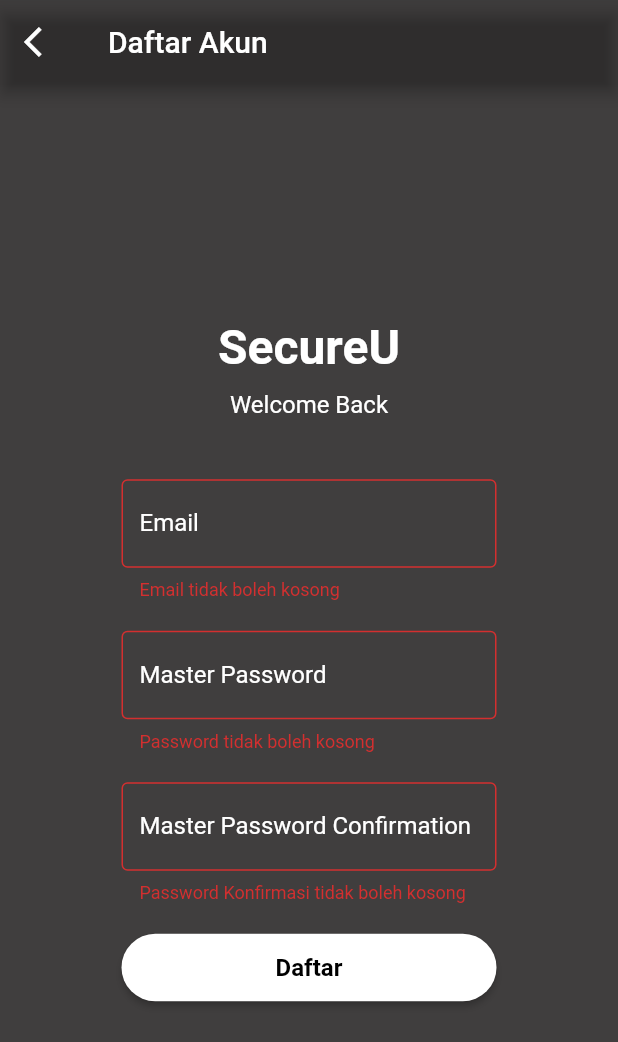
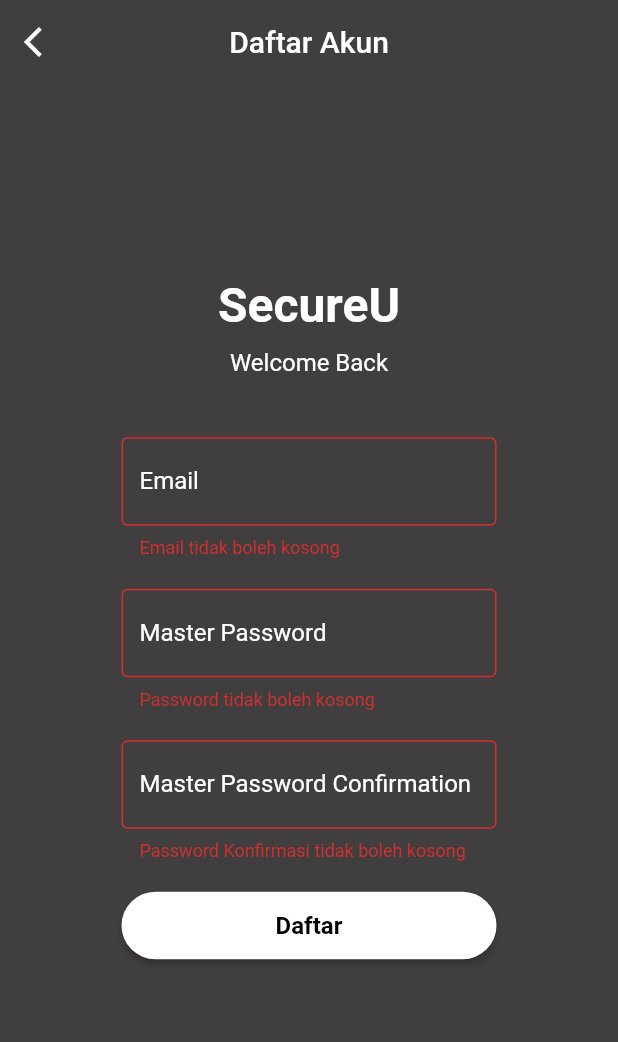
Before and after one commit to RayhanHamada/secureu-mobile, a Flutter app: the RegisterScreen screen opened by its route, after a tap on "Daftar", on a phone screen of 412 x 824 dp. Shown: the top 1042 px of the screen. Run offline on Flutter 3.47's test engine with Material 2 defaults, Android fonts, the phone set to English and light mode, and no system bars; our stand-ins replace flutter_bloc, flutter_dotenv, freezed_annotation.

Commit message:
feat: add features to register

```diff
--- /dev/null
+++ b/lib/extensions.dart
@@ -0,0 +1,5 @@
+extension EmailValidator on String {
+  bool get isValidEmail => RegExp(
+          r"^[a-zA-Z0-9.a-zA-Z0-9.!#$%&'*+-/=?^_`{|}~]+@[a-zA-Z0-9]+\.[a-zA-Z]+")
+      .hasMatch(this);
+}
--- a/lib/screens/register/bloc/register_event.dart
+++ b/lib/screens/register/bloc/register_event.dart
@@ -3,4 +3,6 @@ part of 'register_bloc.dart';
 @freezed
 class RegisterEvent with _$RegisterEvent {
   const factory RegisterEvent.started() = _Started;
+  const factory RegisterEvent.submitForm(String email, String password) =
+      _SubmitForm;
 }
--- a/lib/screens/register/bloc/register_state.dart
+++ b/lib/screens/register/bloc/register_state.dart
@@ -3,4 +3,8 @@ part of 'register_bloc.dart';
 @freezed
 class RegisterState with _$RegisterState {
   const factory RegisterState.initial() = _Initial;
+  const factory RegisterState.submittingForm() = _SubmittingForm;
+  const factory RegisterState.successSubmittingForm() = _SuccessSubmittingForm;
+  const factory RegisterState.failedSubmittingForm(String message) =
+      _FailedSubmittingForm;
 }
--- a/lib/screens/register/register_screen.dart
+++ b/lib/screens/register/register_screen.dart
@@ -11,6 +11,7 @@ class RegisterScreen extends StatelessWidget {
 
     return Scaffold(
       backgroundColor: theme.backgroundColor,
+      extendBodyBehindAppBar: true,
       appBar: _appbar(context),
       body: _body(context),
     );
@@ -21,6 +22,8 @@ class RegisterScreen extends StatelessWidget {
 
     return AppBar(
       backgroundColor: theme.appBarTheme.backgroundColor,
+      elevation: 0,
+      centerTitle: true,
       title: const Text('Daftar Akun'),
       leading: IconButton(
         onPressed: () {
--- a/lib/screens/register/views/register_form.dart
+++ b/lib/screens/register/views/register_form.dart
@@ -1,6 +1,7 @@
 import 'package:flutter/material.dart';
 import 'package:flutter_bloc/flutter_bloc.dart';
 import 'package:secureu_mobile/screens/register/bloc/register_bloc.dart';
+import 'package:secureu_mobile/extensions.dart';
 
 class RegisterForm extends StatelessWidget {
   RegisterForm({Key? key}) : super(key: key);
@@ -19,7 +20,9 @@ class RegisterForm extends StatelessWidget {
       return 'Email tidak boleh kosong';
     }
 
-    // TODO: implement email regex checking
+    if (!email.isValidEmail) {
+      return 'Email tidak valid';
+    }
 
     return null;
   }
@@ -32,8 +35,6 @@ class RegisterForm extends StatelessWidget {
     if (password.length < 8) {
       return 'Panjang password minimal 8 karakter';
     }
-
-    // TODO: implement password regex checking
 
     return null;
   }
@@ -48,8 +49,6 @@ class RegisterForm extends StatelessWidget {
     if (password != passwordConfirmation) {
       return 'Password Konfirmasi harus sama dengan password';
     }
-
-    // TODO: implement password regex checking
 
     return null;
   }
@@ -165,7 +164,7 @@ class RegisterForm extends StatelessWidget {
 
                   FocusScope.of(context).unfocus();
 
-                  // TODO: send register event
+                  registerBloc.add(RegisterEvent.submitForm(email, password));
                 },
               ),
               style: ButtonStyle(
@@ -173,7 +172,7 @@ class RegisterForm extends StatelessWidget {
                 backgroundColor: MaterialStateProperty.all<Color>(
                   registerBloc.state.maybeMap(
                     orElse: () => Colors.white,
-                    // TODO: implement submittingRegister
+                    submittingForm: (_) => Colors.white24,
                   ),
                 ),
               ),
```
Also changed, not shown: lib/screens/register/bloc/register_bloc.dart (+6 -2 lines), lib/screens/register/bloc/register_bloc.freezed.dart.
